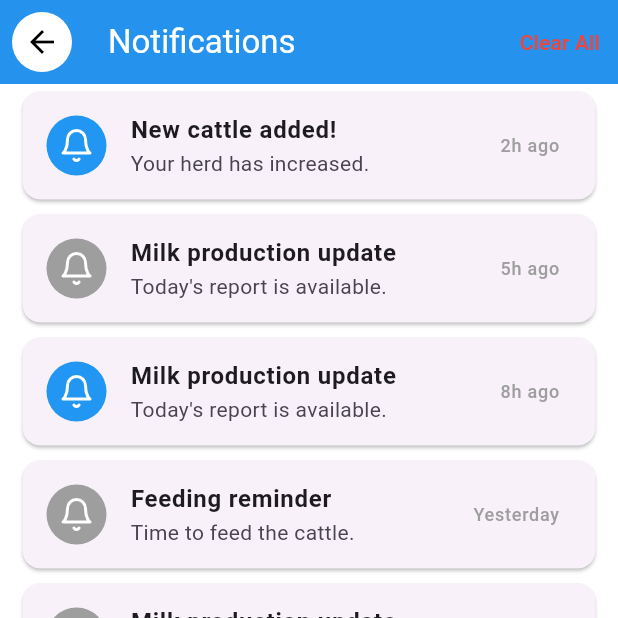
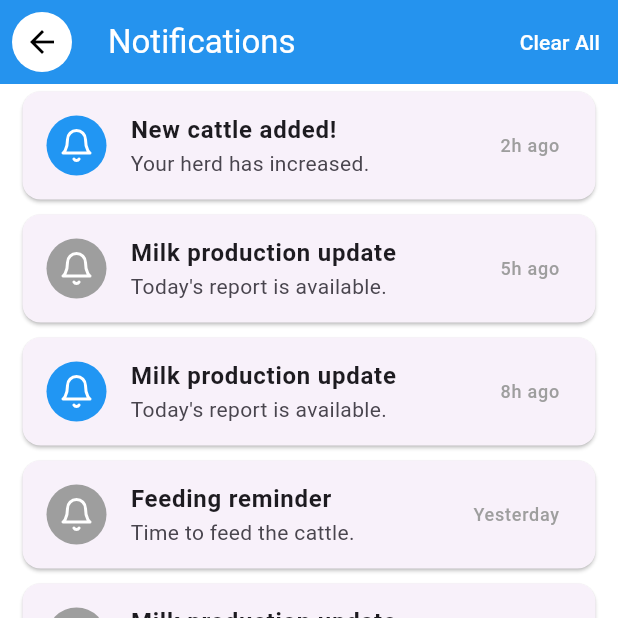
Before and after one commit to KasimAliMasu/dairy-management, a Flutter app: the NotificationScreen screen opened directly, on a phone screen of 412 x 824 dp, the top half of it. Run offline on Flutter 3.47's test engine with Material 3 defaults, Android fonts, the light colour scheme and no system bars; our stand-ins replace dropdown_button2, flutter_feather_icons, image_picker, shared_preferences; accounts and stored records are empty; generated files the repository leaves out were written again.

Commit message:
upgrade code

```diff
--- a/lib/l10n/app_en.arb
+++ b/lib/l10n/app_en.arb
@@ -227,7 +227,8 @@
 "cowName":"Cow Name",
 "notification":"Notification",
 "name":"Name",
-"color":"Color"
+"color":"Color",
+"type":"Type"
 
 
 }
--- a/lib/l10n/app_gu.arb
+++ b/lib/l10n/app_gu.arb
@@ -227,7 +227,8 @@
     "cowName":"ગાયનું નામ",
     "notification":"સૂચના",
     "name":"નામ",
-    "color":"રંગ"
+    "color":"રંગ",
+    "type":"પ્રકાર"
 
 
 
--- a/lib/l10n/app_hi.arb
+++ b/lib/l10n/app_hi.arb
@@ -227,5 +227,6 @@
     "cowName":"गाय का नाम",
     "notification":"अधिसूचना",
     "name":"नाम",
-    "color":"रंग"
+    "color":"रंग",
+    "type":"प्रकार"
 }
--- a/lib/screen/notification_screen.dart
+++ b/lib/screen/notification_screen.dart
@@ -83,7 +83,7 @@ class _NotificationScreenState extends State<NotificationScreen> {
             child: const Text(
               "Clear All",
               style: TextStyle(
-                color: Colors.red,
+                color: Colors.white,
               ),
             ),
           ),
```
Also changed, not shown: lib/screen/add_cattle.dart (+6 -4 lines).
